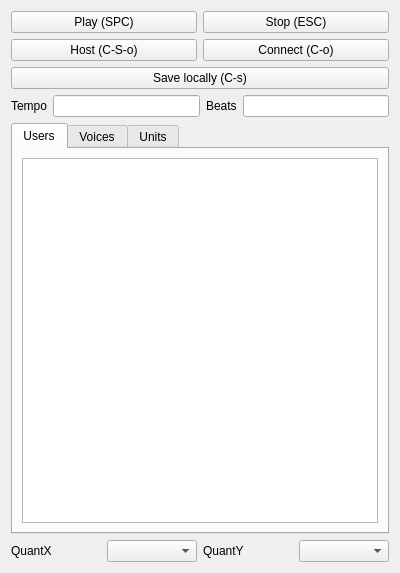
Above: src/editor/SideMenu.ui from yuxshao/ptcollab before the change. Below: the same form after it.
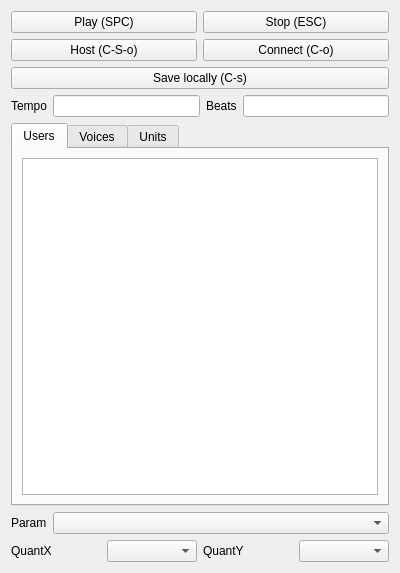
That is the form after the change. Icons and pictures are not drawn.

Commit message: display vel, vol, pan params

Diff of the .ui file:
```diff
--- a/src/editor/SideMenu.ui
+++ b/src/editor/SideMenu.ui
@@ -241,6 +241,33 @@
      </widget>
     </widget>
    </item>
+   <item>
+    <layout class="QHBoxLayout" name="horizontalLayout">
+     <item>
+      <widget class="QLabel" name="label_5">
+       <property name="sizePolicy">
+        <sizepolicy hsizetype="Minimum" vsizetype="Preferred">
+         <horstretch>0</horstretch>
+         <verstretch>0</verstretch>
+        </sizepolicy>
+       </property>
+       <property name="text">
+        <string>Param</string>
+       </property>
+      </widget>
+     </item>
+     <item>
+      <widget class="QComboBox" name="paramSelection">
+       <property name="sizePolicy">
+        <sizepolicy hsizetype="MinimumExpanding" vsizetype="Fixed">
+         <horstretch>0</horstretch>
+         <verstretch>0</verstretch>
+        </sizepolicy>
+       </property>
+      </widget>
+     </item>
+    </layout>
+   </item>
    <item>
     <layout class="QHBoxLayout" name="horizontalLayout_3">
      <item>
```
Left out of the diff: 6 changed lines with no effect on the pictures. The commit also changes 15 other files.
